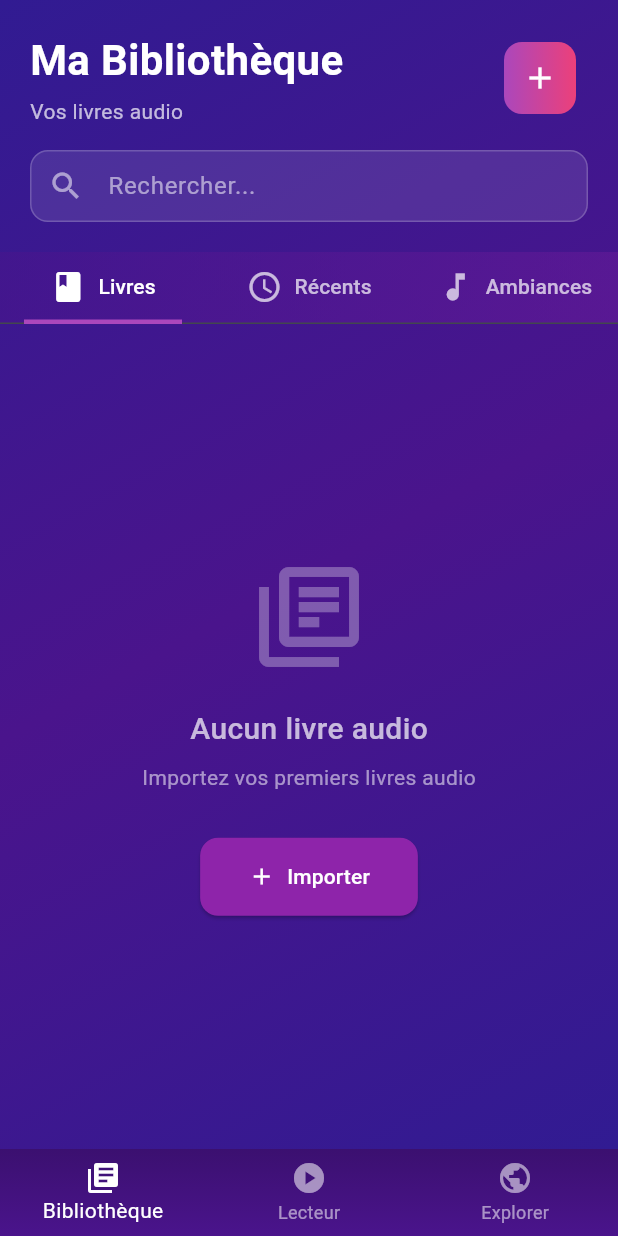
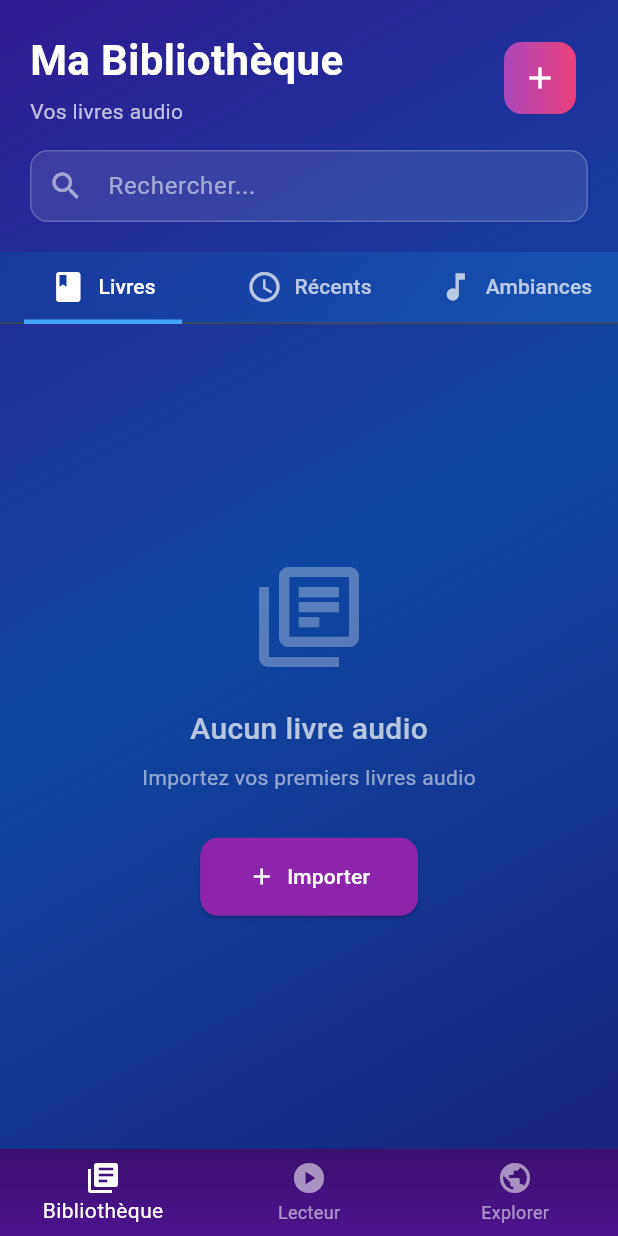
Before and after one commit to Jean-bassene/booktune, a Flutter app: the screen it shows after launch, on a phone screen of 412 x 824 dp. Run offline on Flutter 3.47's test engine with Material 3 defaults, Android fonts, the phone set to English and light mode, and no system bars; our stand-ins replace file_picker, just_audio, logger, sqflite; accounts and stored records are empty.

Commit message:
Appliquer thème bleu complet - première vague de changements

```diff
--- a/lib/screens/library_screen.dart
+++ b/lib/screens/library_screen.dart
@@ -47,8 +47,8 @@ class _LibraryScreenState extends State<LibraryScreen>
           end: Alignment.bottomRight,
           colors: [
             Colors.deepPurple.shade900,
-            Colors.purple.shade900,
-            Colors.deepPurple.shade900,
+            Colors.blue.shade900,
+            Colors.indigo.shade900,
           ],
         ),
       ),
@@ -78,8 +78,8 @@ class _LibraryScreenState extends State<LibraryScreen>
       decoration: BoxDecoration(
         gradient: LinearGradient(
           colors: [
-            Colors.purple.shade900.withOpacity(0.5),
-            Colors.purple.shade800.withOpacity(0.5),
+            Colors.blue.shade900.withOpacity(0.5),
+            Colors.blue.shade800.withOpacity(0.5),
           ],
         ),
       ),
@@ -89,7 +89,7 @@ class _LibraryScreenState extends State<LibraryScreen>
         unselectedLabelColor: Colors.white70,
         indicator: UnderlineTabIndicator(
           borderSide: BorderSide(
-            color: Colors.purple.shade400,
+            color: Colors.blue.shade400,
             width: 3,
           ),
         ),
@@ -192,7 +192,8 @@ class _LibraryScreenState extends State<LibraryScreen>
           });
 
         // Filtrer pour ne montrer que ceux avec position ou avec lecture récente
-        var recentlyRead = recents.where((book) => book.lastPosition > 0).toList();
+        var recentlyRead =
+            recents.where((book) => book.lastPosition > 0).toList();
 
         // Appliquer la recherche
         recentlyRead = recentlyRead.where((book) {
@@ -1006,7 +1007,8 @@ class _LibraryScreenState extends State<LibraryScreen>
       int ambientCount = 0;
 
       for (var file in files) {
-        try { //
+        try {
+          //
           debugPrint('Traitement fichier: ${file.path}');
 
           // Tous les fichiers sont traités comme des livres audio
@@ -1064,7 +1066,8 @@ class _LibraryScreenState extends State<LibraryScreen>
 
         for (int i = 0; i < files.length; i++) {
           final file = files[i];
-          try { //
+          try {
+            //
             debugPrint('[$i] Traitement fichier: ${file.path}');
             debugPrint('[$i] Fichier existe: ${await file.exists()}');
 
```
Also changed, not shown: lib/screens/player_screen.dart (+4 -4 lines).
